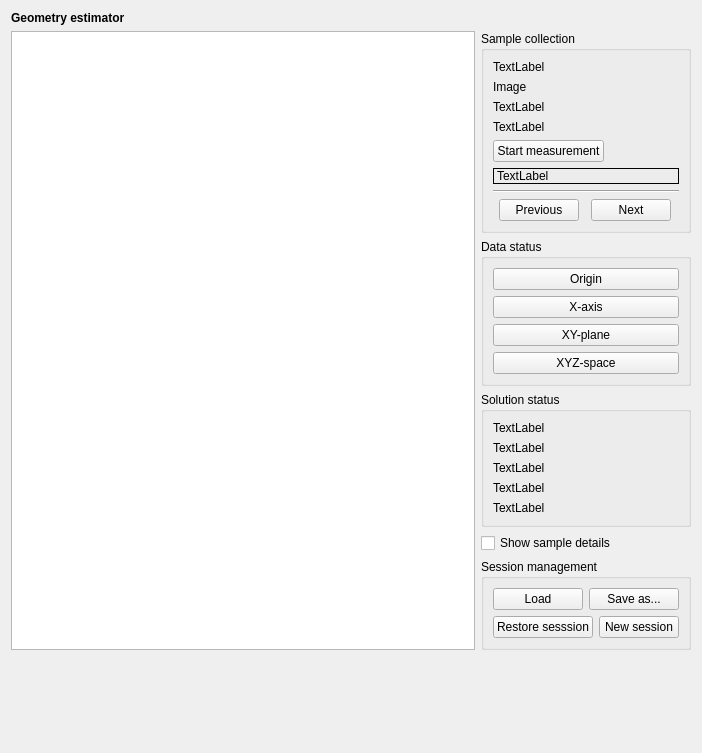
This is src/cfclient/ui/widgets/geo_estimator.ui in bitcraze/crazyflie-clients-python as Qt 5 draws it before an edit. The edited form follows.
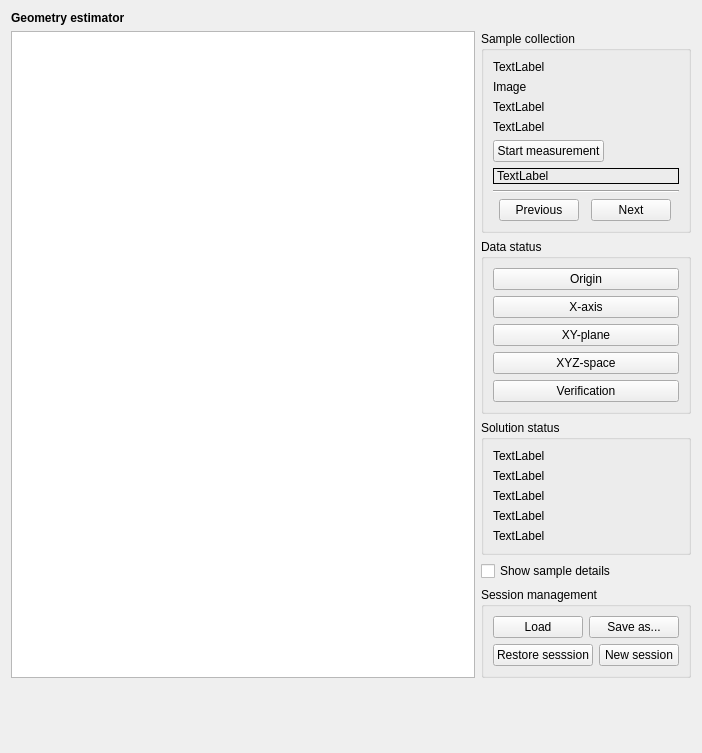
This is the edited form.

Commit message: Colors for verification samples

Patch:
```diff
--- a/src/cfclient/ui/widgets/geo_estimator.ui
+++ b/src/cfclient/ui/widgets/geo_estimator.ui
@@ -234,6 +234,13 @@
             </property>
            </widget>
           </item>
+          <item>
+           <widget class="QPushButton" name="_data_status_verification">
+            <property name="text">
+             <string>Verification</string>
+            </property>
+           </widget>
+          </item>
          </layout>
         </widget>
        </item>
```
The commit also changes 2 other files.
